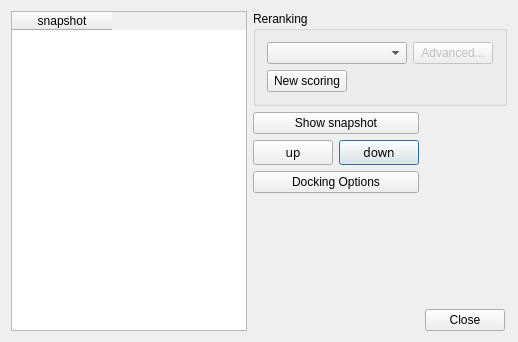
Qt form source/VIEW/DIALOGS/dockResultDialog.ui (BALL-Project/ball) before a commit.
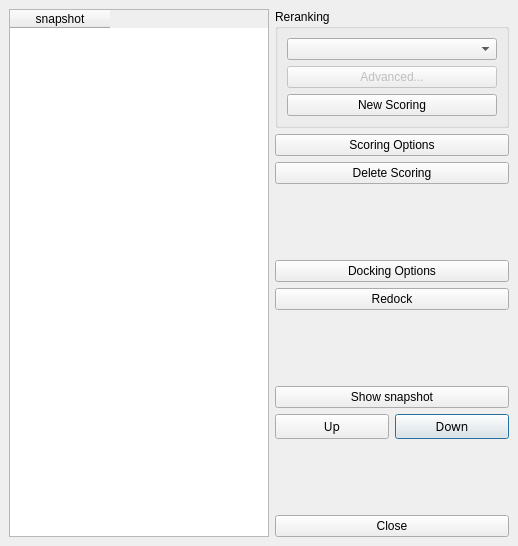
The same form after that commit.

The edit to the form file:
```diff
--- a/source/VIEW/DIALOGS/dockResultDialog.ui
+++ b/source/VIEW/DIALOGS/dockResultDialog.ui
@@ -9,7 +9,7 @@
     <x>0</x>
     <y>0</y>
     <width>518</width>
-    <height>342</height>
+    <height>546</height>
    </rect>
   </property>
   <property name="sizePolicy" >
@@ -28,12 +28,28 @@
   </property>
   <layout class="QGridLayout" >
    <property name="margin" >
-    <number>11</number>
+    <number>9</number>
    </property>
    <property name="spacing" >
     <number>6</number>
    </property>
-   <item row="1" column="1" >
+   <item row="3" column="1" >
+    <spacer>
+     <property name="orientation" >
+      <enum>Qt::Vertical</enum>
+     </property>
+     <property name="sizeType" >
+      <enum>QSizePolicy::Expanding</enum>
+     </property>
+     <property name="sizeHint" >
+      <size>
+       <width>234</width>
+       <height>44</height>
+      </size>
+     </property>
+    </spacer>
+   </item>
+   <item row="7" column="1" >
     <layout class="QGridLayout" >
      <property name="margin" >
       <number>0</number>
@@ -45,7 +61,7 @@
       <widget class="QPushButton" name="downwardButton" >
        <property name="sizePolicy" >
         <sizepolicy>
-         <hsizetype>0</hsizetype>
+         <hsizetype>1</hsizetype>
          <vsizetype>0</vsizetype>
          <horstretch>0</horstretch>
          <verstretch>0</verstretch>
@@ -63,7 +79,7 @@
         </font>
        </property>
        <property name="text" >
-        <string>down</string>
+        <string>Down</string>
        </property>
       </widget>
      </item>
@@ -71,7 +87,7 @@
       <widget class="QPushButton" name="upwardButton" >
        <property name="sizePolicy" >
         <sizepolicy>
-         <hsizetype>0</hsizetype>
+         <hsizetype>1</hsizetype>
          <vsizetype>0</vsizetype>
          <horstretch>0</horstretch>
          <verstretch>0</verstretch>
@@ -89,7 +105,7 @@
         </font>
        </property>
        <property name="text" >
-        <string>up</string>
+        <string>Up</string>
        </property>
       </widget>
      </item>
@@ -110,45 +126,166 @@
      </item>
     </layout>
    </item>
-   <item row="0" column="1" colspan="2" >
+   <item row="2" column="1" >
+    <widget class="QPushButton" name="delete_score" >
+     <property name="sizePolicy" >
+      <sizepolicy>
+       <hsizetype>1</hsizetype>
+       <vsizetype>0</vsizetype>
+       <horstretch>0</horstretch>
+       <verstretch>0</verstretch>
+      </sizepolicy>
+     </property>
+     <property name="text" >
+      <string>Delete Scoring</string>
+     </property>
+    </widget>
+   </item>
+   <item row="1" column="1" >
+    <widget class="QPushButton" name="scoring_opt" >
+     <property name="sizePolicy" >
+      <sizepolicy>
+       <hsizetype>1</hsizetype>
+       <vsizetype>0</vsizetype>
+       <horstretch>0</horstretch>
+       <verstretch>0</verstretch>
+      </sizepolicy>
+     </property>
+     <property name="text" >
+      <string>Scoring Options</string>
+     </property>
+    </widget>
+   </item>
+   <item row="6" column="1" >
+    <spacer>
+     <property name="orientation" >
+      <enum>Qt::Vertical</enum>
+     </property>
+     <property name="sizeType" >
+      <enum>QSizePolicy::Expanding</enum>
+     </property>
+     <property name="sizeHint" >
+      <size>
+       <width>234</width>
+       <height>43</height>
+      </size>
+     </property>
+    </spacer>
+   </item>
+   <item row="9" column="1" >
+    <widget class="QPushButton" name="close_button" >
+     <property name="sizePolicy" >
+      <sizepolicy>
+       <hsizetype>1</hsizetype>
+       <vsizetype>0</vsizetype>
+       <horstretch>0</horstretch>
+       <verstretch>0</verstretch>
+      </sizepolicy>
+     </property>
+     <property name="text" >
+      <string>Close</string>
+     </property>
+    </widget>
+   </item>
+   <item row="5" column="1" >
+    <widget class="QPushButton" name="redock" >
+     <property name="sizePolicy" >
+      <sizepolicy>
+       <hsizetype>1</hsizetype>
+       <vsizetype>0</vsizetype>
+       <horstretch>0</horstretch>
+       <verstretch>0</verstretch>
+      </sizepolicy>
+     </property>
+     <property name="text" >
+      <string>Redock</string>
+     </property>
+    </widget>
+   </item>
+   <item row="4" column="1" >
+    <widget class="QPushButton" name="dock_opt_button" >
+     <property name="sizePolicy" >
+      <sizepolicy>
+       <hsizetype>1</hsizetype>
+       <vsizetype>0</vsizetype>
+       <horstretch>0</horstretch>
+       <verstretch>0</verstretch>
+      </sizepolicy>
+     </property>
+     <property name="text" >
+      <string>Docking Options</string>
+     </property>
+    </widget>
+   </item>
+   <item row="0" column="1" >
     <widget class="QGroupBox" name="reranking_group" >
      <property name="sizePolicy" >
       <sizepolicy>
        <hsizetype>0</hsizetype>
-       <vsizetype>0</vsizetype>
+       <vsizetype>1</vsizetype>
        <horstretch>0</horstretch>
        <verstretch>0</verstretch>
       </sizepolicy>
      </property>
+     <property name="minimumSize" >
+      <size>
+       <width>234</width>
+       <height>16</height>
+      </size>
+     </property>
      <property name="title" >
       <string>Reranking</string>
      </property>
      <layout class="QGridLayout" >
       <property name="margin" >
-       <number>11</number>
+       <number>9</number>
       </property>
       <property name="spacing" >
        <number>6</number>
       </property>
-      <item row="1" column="0" >
+      <item row="2" column="0" >
        <widget class="QPushButton" name="scoring_button" >
+        <property name="sizePolicy" >
+         <sizepolicy>
+          <hsizetype>3</hsizetype>
+          <vsizetype>0</vsizetype>
+          <horstretch>0</horstretch>
+          <verstretch>0</verstretch>
+         </sizepolicy>
+        </property>
         <property name="text" >
-         <string>New scoring</string>
+         <string>New Scoring</string>
         </property>
        </widget>
       </item>
-      <item row="0" column="2" >
+      <item row="1" column="0" >
        <widget class="QPushButton" name="advanced_button" >
         <property name="enabled" >
          <bool>false</bool>
         </property>
+        <property name="sizePolicy" >
+         <sizepolicy>
+          <hsizetype>3</hsizetype>
+          <vsizetype>0</vsizetype>
+          <horstretch>0</horstretch>
+          <verstretch>0</verstretch>
+         </sizepolicy>
+        </property>
         <property name="text" >
          <string>Advanced...</string>
         </property>
        </widget>
       </item>
-      <item row="0" column="0" colspan="2" >
+      <item row="0" column="0" >
        <widget class="QComboBox" name="scoring_functions" >
+        <property name="sizePolicy" >
+         <sizepolicy>
+          <hsizetype>3</hsizetype>
+          <vsizetype>0</vsizetype>
+          <horstretch>0</horstretch>
+          <verstretch>0</verstretch>
+         </sizepolicy>
+        </property>
         <property name="minimumSize" >
          <size>
           <width>140</width>
@@ -160,14 +297,7 @@
      </layout>
     </widget>
    </item>
-   <item row="2" column="1" >
-    <widget class="QPushButton" name="dock_opt_button" >
-     <property name="text" >
-      <string>Docking Options</string>
-     </property>
-    </widget>
-   </item>
-   <item rowspan="3" row="1" column="2" >
+   <item row="8" column="1" >
     <spacer>
      <property name="orientation" >
       <enum>Qt::Vertical</enum>
@@ -177,51 +307,20 @@
      </property>
      <property name="sizeHint" >
       <size>
-       <width>20</width>
-       <height>150</height>
+       <width>234</width>
+       <height>43</height>
       </size>
      </property>
     </spacer>
    </item>
-   <item rowspan="2" row="3" column="1" >
-    <spacer>
-     <property name="orientation" >
-      <enum>Qt::Vertical</enum>
-     </property>
-     <property name="sizeType" >
-      <enum>QSizePolicy::Expanding</enum>
-     </property>
-     <property name="sizeHint" >
-      <size>
-       <width>21</width>
-       <height>70</height>
-      </size>
-     </property>
-    </spacer>
-   </item>
-   <item row="4" column="2" >
-    <widget class="QPushButton" name="close_button" >
-     <property name="sizePolicy" >
-      <sizepolicy>
-       <hsizetype>0</hsizetype>
-       <vsizetype>0</vsizetype>
-       <horstretch>0</horstretch>
-       <verstretch>0</verstretch>
-      </sizepolicy>
-     </property>
-     <property name="text" >
-      <string>Close</string>
-     </property>
-    </widget>
-   </item>
-   <item rowspan="5" row="0" column="0" >
+   <item rowspan="10" row="0" column="0" >
     <widget class="QTableWidget" name="result_table" >
      <property name="enabled" >
       <bool>true</bool>
      </property>
      <property name="sizePolicy" >
       <sizepolicy>
-       <hsizetype>1</hsizetype>
+       <hsizetype>7</hsizetype>
        <vsizetype>5</vsizetype>
        <horstretch>0</horstretch>
        <verstretch>0</verstretch>
```
